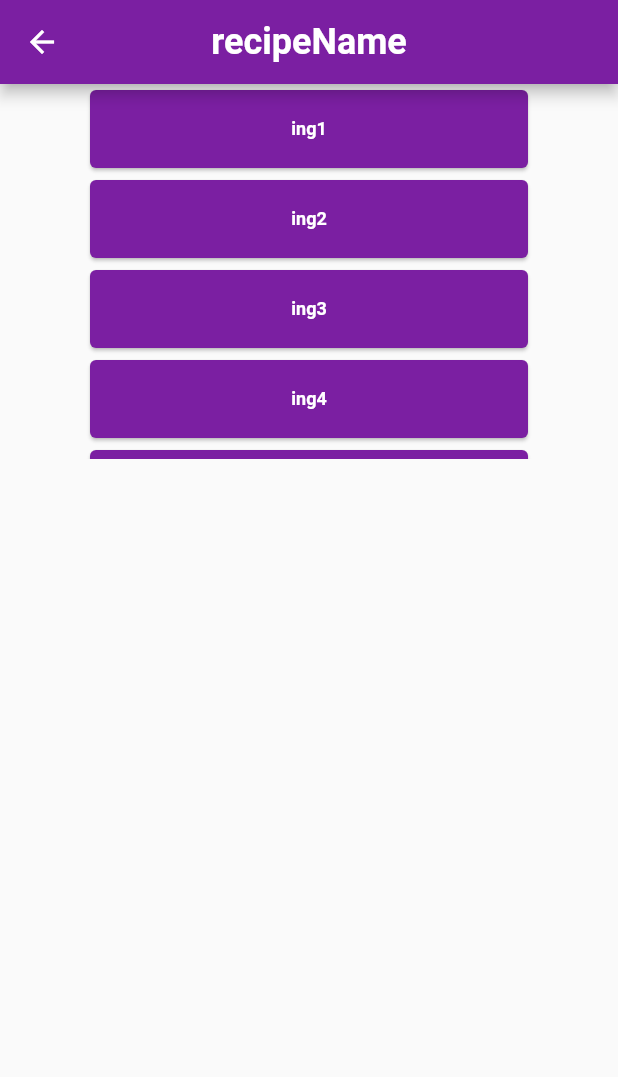
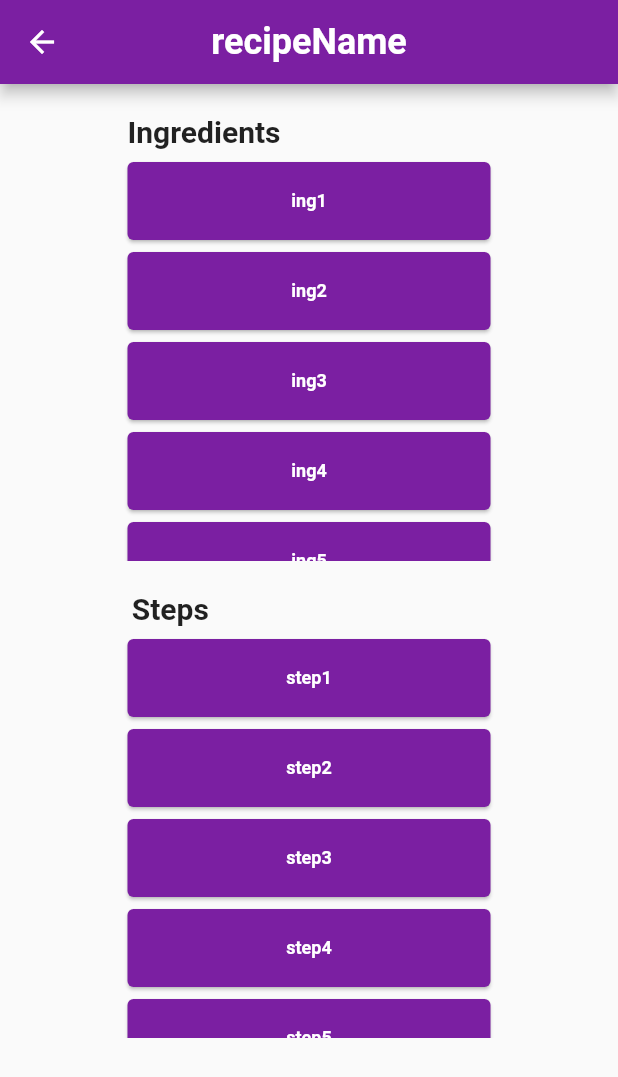
Before and after one commit to FilipMajewsk1/recipe_book_ui, a Flutter app: the ShowRecipe screen opened by its route, on a phone screen of 412 x 824 dp. Shown: the top 1077 px of the screen. Run offline on Flutter 3.47's test engine with Material 2 defaults, Android fonts, the phone set to English and light mode, and no system bars.

Commit message:
Recipe book: recipeShow ingredients appearance done

```diff
--- a/lib/pages/show_recipe.dart
+++ b/lib/pages/show_recipe.dart
@@ -11,12 +11,14 @@ class ShowRecipe extends StatefulWidget {
 
 class _ShowRecipeState extends State<ShowRecipe> {
 
-  Recipe recipe = new Recipe(name: "recipeName", ingresdients:"ing1;ing2;ing3;ing4;ing5;ing6" , steps: "step1;step2;step3;step4;step5");
+  late Recipe recipe;
   late List<String> ing;
   late List<String> stp;
+
   void initState(){
-    ing= recipe.ingresdients.split(";");
-    stp= recipe.steps.split(";");
+    recipe = new Recipe(name: "recipeName", ingresdients:"ing1;ing2;ing3;ing4;ing5;ing6" , steps: "step1;step2;step3;step4;step5");
+    ing = recipe.ingresdients.split(";");
+    stp = recipe.steps.split(";");
     super.initState();
   }
 
@@ -37,13 +39,44 @@ class _ShowRecipeState extends State<ShowRecipe> {
       body: Center(
         child: Column(
           children: <Widget>[
+            Padding(
+              padding: const EdgeInsets.fromLTRB(0, 20, 140, 5),
+              child: Text(
+                "Ingredients",
+                style: TextStyle(
+                  fontWeight: FontWeight.bold,
+                  fontSize: 20,
+                ),
+
+              ),
+            ),
             SizedBox(
-              height: 250,
-              width: 300,
+              height: 270,
+              width: 250,
               child: Scrollbar(
-                thickness: 20,
                 child: ListView(
                   children: ing.map((i) => RecipeIngredientsStepsCard(ingredientOrStep: i)).toList(),
+                ),
+              ),
+            ),
+
+            Padding(
+              padding: const EdgeInsets.fromLTRB(0, 20, 185, 5),
+              child: Text(
+                "Steps",
+                style: TextStyle(
+                  fontWeight: FontWeight.bold,
+                  fontSize: 20,
+                ),
+
+              ),
+            ),
+            SizedBox(
+              height: 270,
+              width: 250,
+              child: Scrollbar(
+                child: ListView(
+                  children: stp.map((s) => RecipeIngredientsStepsCard(ingredientOrStep: s)).toList(),
                 ),
               ),
             ),
--- a/lib/pages/widgets/recipe_ingredients_steps_card.dart
+++ b/lib/pages/widgets/recipe_ingredients_steps_card.dart
@@ -17,7 +17,7 @@ class _RecipeIngredientsStepsCardState extends State<RecipeIngredientsStepsCard>
   @override
   Widget build(BuildContext context) {
     return SizedBox(
-      width: 290,
+      width: 200,
       height: 60,
       child: Card(
         color: Colors.purple[700],
@@ -29,7 +29,6 @@ class _RecipeIngredientsStepsCardState extends State<RecipeIngredientsStepsCard>
               fontWeight: FontWeight.bold,
               color: Colors.white,
             ),
-            textAlign: TextAlign.center,
           ),
         ),
       ),
```
